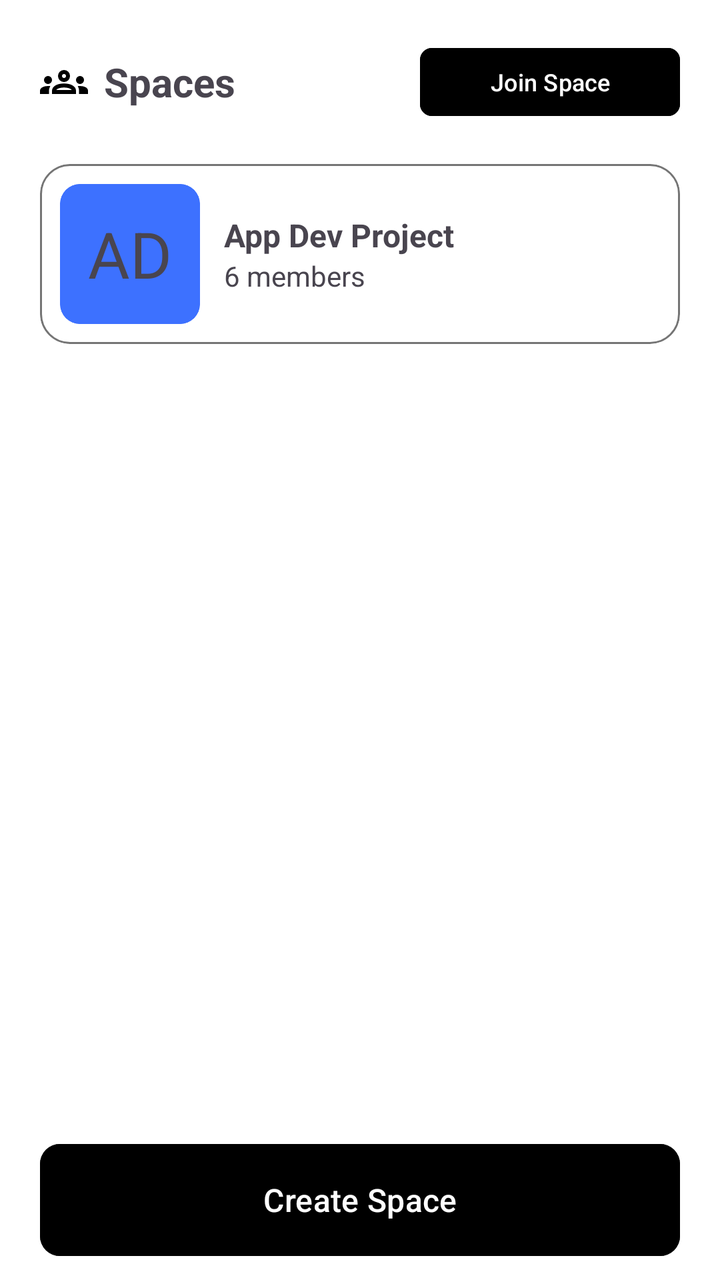
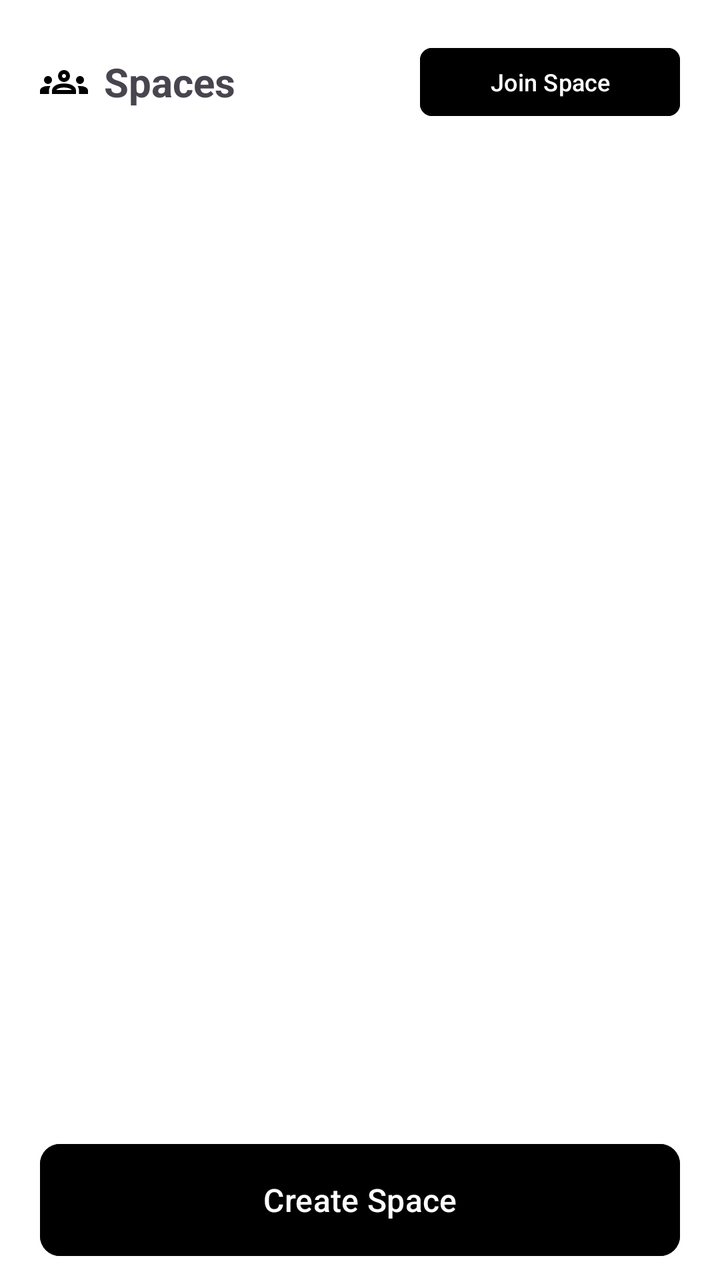

An Android layout rendered at two revisions. The XML below is the earlier revision; the diff shows what the commit changed to produce the second picture.
<!-- AndroidManifest.xml: application theme Theme.Syncly -->
<!-- res/layout/fragment_spaces.xml -->
<?xml version="1.0" encoding="utf-8"?>
<RelativeLayout xmlns:android="http://schemas.android.com/apk/res/android"
    xmlns:app="http://schemas.android.com/apk/res-auto"
    xmlns:tools="http://schemas.android.com/tools"
    android:id="@+id/main"
    android:layout_width="match_parent"
    android:layout_height="match_parent"
    tools:context=".fragments.Spaces"
    android:background="@color/white">

    <RelativeLayout
        android:layout_width="match_parent"
        android:layout_height="wrap_content"
        android:layout_margin="20dp"
        android:id="@+id/heading"
        android:layout_alignParentTop="true"
        >
        <ImageView
            android:layout_width="wrap_content"
            android:layout_height="wrap_content"
            android:src="@drawable/icon_group"
            android:id="@+id/groupIcon"
            android:layout_centerVertical="true"
            app:tint="@color/black" />

        <TextView
            android:layout_width="wrap_content"
            android:layout_height="wrap_content"
            android:layout_toEndOf="@id/groupIcon"
            android:text="Spaces"
            android:textSize="20dp"
            android:layout_marginLeft="8dp"
            android:textStyle="bold"
            android:layout_centerVertical="true"/>
        <com.google.android.material.button.MaterialButton
            android:layout_width="130dp"
            android:layout_height="42dp"
            android:backgroundTint="@color/black"
            app:cornerRadius="6dp"
            android:textSize="12dp"
            android:text="Join Space"
            android:layout_alignParentEnd="true"
            android:id="@+id/joinBtn"/>
    </RelativeLayout>

    <ScrollView
        android:layout_width="match_parent"
        android:layout_height="match_parent"
        android:layout_marginHorizontal="20dp"
        android:layout_below="@id/heading"
        android:layout_marginBottom="80dp"
        >
            <com.google.android.material.card.MaterialCardView
                android:layout_width="match_parent"
                android:layout_height="94dp"
                android:layout_marginBottom="8dp"
                app:cardCornerRadius="15dp"
                app:strokeColor="@color/gray"
                android:backgroundTint="@color/white"
                android:id="@+id/spacesBtn"
                >
                <LinearLayout
                    android:layout_width="match_parent"
                    android:layout_height="match_parent"
                    android:orientation="horizontal"
                    android:padding="10dp">
                    <com.google.android.material.card.MaterialCardView
                        android:layout_width="70dp"
                        android:layout_height="70dp"
                        android:layout_gravity="center|start"
                        android:background="@color/black"
                        app:cardCornerRadius="10dp"
                        android:backgroundTint="@color/light_blue"
                        app:strokeColor="@color/light_blue"
                        >

                        <TextView
                            android:layout_width="wrap_content"
                            android:layout_height="wrap_content"
                            android:layout_gravity="center"
                            android:fontFamily="sans-serif"
                            android:text="AD"
                            android:textSize="32dp"
                            android:id="@+id/initials"/>
                    </com.google.android.material.card.MaterialCardView>

                    <LinearLayout
                        android:layout_width="match_parent"
                        android:layout_height="match_parent"
                        android:gravity="center_vertical"
                        android:orientation="vertical"
                        android:layout_marginLeft="12dp">
                        <TextView
                            android:layout_width="wrap_content"
                            android:layout_height="wrap_content"
                            android:text="App Dev Project"
                            android:fontFamily="sans-serif"
                            android:textStyle="bold"
                            android:textSize="16dp"
                            android:id="@+id/name"/>

                        <TextView
                            android:layout_width="wrap_content"
                            android:layout_height="wrap_content"
                            android:text="6 members"
                            android:fontFamily="sans-serif"
                            android:textSize="14dp"
                            android:id="@+id/membersCount"/>
                    </LinearLayout>
                </LinearLayout>
            </com.google.android.material.card.MaterialCardView>
    </ScrollView>

    <com.google.android.material.button.MaterialButton
        android:id="@+id/addButton"
        android:layout_width="match_parent"
        android:layout_height="60dp"
        android:text="Create Space"
        android:backgroundTint="@color/black"
        android:textSize="16dp"
        app:cornerRadius="10dp"
        android:layout_marginHorizontal="20dp"
        android:layout_marginBottom="12dp"
        android:insetBottom="0dp"
        android:layout_alignParentBottom="true"/>

</RelativeLayout>
<!-- resources referenced by this layout -->
<resources>
  <color name="black">#FF000000</color>
  <color name="gray">#757575</color>
  <color name="light_blue">#3D71FF</color>
  <color name="white">#FFFFFFFF</color>
  <!-- drawable icon_group (drawable) -->
  <vector xmlns:android="http://schemas.android.com/apk/res/android" android:height="24dp" android:tint="#FFFFFF" android:viewportHeight="960" android:viewportWidth="960" android:width="24dp">
  
      <path android:fillColor="@android:color/white" android:pathData="M0,720L0,657Q0,614 44,587Q88,560 160,560Q173,560 185,560.5Q197,561 208,563Q194,584 187,607Q180,630 180,655L180,720L0,720ZM240,720L240,655Q240,623 257.5,596.5Q275,570 307,550Q339,530 383.5,520Q428,510 480,510Q533,510 577.5,520Q622,530 654,550Q686,570 703,596.5Q720,623 720,655L720,720L240,720ZM780,720L780,655Q780,629 773.5,606Q767,583 754,563Q765,561 776.5,560.5Q788,560 800,560Q872,560 916,586.5Q960,613 960,657L960,720L780,720ZM325,640L636,640L636,640Q626,620 580.5,605Q535,590 480,590Q425,590 379.5,605Q334,620 325,640ZM160,520Q127,520 103.5,496.5Q80,473 80,440Q80,406 103.5,383Q127,360 160,360Q194,360 217,383Q240,406 240,440Q240,473 217,496.5Q194,520 160,520ZM800,520Q767,520 743.5,496.5Q720,473 720,440Q720,406 743.5,383Q767,360 800,360Q834,360 857,383Q880,406 880,440Q880,473 857,496.5Q834,520 800,520ZM480,480Q430,480 395,445Q360,410 360,360Q360,309 395,274.5Q430,240 480,240Q531,240 565.5,274.5Q600,309 600,360Q600,410 565.5,445Q531,480 480,480ZM480,400Q497,400 508.5,388.5Q520,377 520,360Q520,343 508.5,331.5Q497,320 480,320Q463,320 451.5,331.5Q440,343 440,360Q440,377 451.5,388.5Q463,400 480,400ZM481,640L481,640Q481,640 481,640Q481,640 481,640Q481,640 481,640Q481,640 481,640L481,640ZM480,360Q480,360 480,360Q480,360 480,360Q480,360 480,360Q480,360 480,360Q480,360 480,360Q480,360 480,360Q480,360 480,360Q480,360 480,360Z"/>
  
  </vector>
  <style name="Theme.Syncly" parent="Base.Theme.Syncly" />
  <style name="Base.Theme.Syncly" parent="Theme.Material3.DayNight.NoActionBar">
          
          
      </style>
</resources>

<!-- the commit's change to res/layout/fragment_spaces.xml (unified diff, before → after) -->
@@ -43,76 +43,18 @@
             android:id="@+id/joinBtn"/>
     </RelativeLayout>
 
-    <ScrollView
+    <androidx.recyclerview.widget.RecyclerView
+        android:id="@+id/spacesRecycler"
         android:layout_width="match_parent"
         android:layout_height="match_parent"
+        android:layout_below="@id/heading"
         android:layout_marginHorizontal="20dp"
-        android:layout_below="@id/heading"
         android:layout_marginBottom="80dp"
-        >
-            <com.google.android.material.card.MaterialCardView
-                android:layout_width="match_parent"
-                android:layout_height="94dp"
-                android:layout_marginBottom="8dp"
-                app:cardCornerRadius="15dp"
-                app:strokeColor="@color/gray"
-                android:backgroundTint="@color/white"
-                android:id="@+id/spacesBtn"
-                >
-                <LinearLayout
-                    android:layout_width="match_parent"
-                    android:layout_height="match_parent"
-                    android:orientation="horizontal"
-                    android:padding="10dp">
-                    <com.google.android.material.card.MaterialCardView
-                        android:layout_width="70dp"
-                        android:layout_height="70dp"
-                        android:layout_gravity="center|start"
-                        android:background="@color/black"
-                        app:cardCornerRadius="10dp"
-                        android:backgroundTint="@color/light_blue"
-                        app:strokeColor="@color/light_blue"
-                        >
+        tools:listitem="@layout/item_space"/>
 
-                        <TextView
-                            android:layout_width="wrap_content"
-                            android:layout_height="wrap_content"
-                            android:layout_gravity="center"
-                            android:fontFamily="sans-serif"
-                            android:text="AD"
-                            android:textSize="32dp"
-                            android:id="@+id/initials"/>
-                    </com.google.android.material.card.MaterialCardView>
-
-                    <LinearLayout
-                        android:layout_width="match_parent"
-                        android:layout_height="match_parent"
-                        android:gravity="center_vertical"
-                        android:orientation="vertical"
-                        android:layout_marginLeft="12dp">
-                        <TextView
-                            android:layout_width="wrap_content"
-                            android:layout_height="wrap_content"
-                            android:text="App Dev Project"
-                            android:fontFamily="sans-serif"
-                            android:textStyle="bold"
-                            android:textSize="16dp"
-                            android:id="@+id/name"/>
-
-                        <TextView
-                            android:layout_width="wrap_content"
-                            android:layout_height="wrap_content"
-                            android:text="6 members"
-                            android:fontFamily="sans-serif"
-                            android:textSize="14dp"
-                            android:id="@+id/membersCount"/>
-                    </LinearLayout>
-                </LinearLayout>
-            </com.google.android.material.card.MaterialCardView>
-    </ScrollView>
 
     <com.google.android.material.button.MaterialButton
-        android:id="@+id/addButton"
+        android:id="@+id/addBtn"
         android:layout_width="match_parent"
         android:layout_height="60dp"
         android:text="Create Space"
@@ -125,3 +67,76 @@
         android:layout_alignParentBottom="true"/>
 
 </RelativeLayout>
+<!-- res/layout/item_space.xml (included above) -->
+<?xml version="1.0" encoding="utf-8"?>
+<com.google.android.material.card.MaterialCardView xmlns:android="http://schemas.android.com/apk/res/android"
+    android:layout_width="match_parent"
+    android:layout_height="94dp"
+    xmlns:app="http://schemas.android.com/apk/res-auto"
+    android:layout_marginBottom="8dp"
+    app:cardCornerRadius="15dp"
+    app:strokeColor="@color/gray"
+    android:backgroundTint="@color/white"
+    android:id="@+id/spacesBtn">
+        <LinearLayout
+            android:layout_width="match_parent"
+            android:layout_height="match_parent"
+            android:orientation="horizontal"
+            android:padding="10dp">
+            <com.google.android.material.card.MaterialCardView
+                android:layout_width="70dp"
+                android:layout_height="70dp"
+                android:layout_gravity="center|start"
+                android:background="@color/black"
+                app:cardCornerRadius="10dp"
+                app:strokeColor="@color/light_blue"
+                >
+                <FrameLayout
+                    android:layout_width="match_parent"
+                    android:layout_height="match_parent"
+                    >
+
+                    <ImageView
+                        android:id="@+id/avatarImage"
+                        android:layout_width="match_parent"
+                        android:layout_height="match_parent"
+                        android:scaleType="centerCrop"
+                        android:background="@color/light_blue"/>
+
+                    <TextView
+                        android:layout_width="wrap_content"
+                        android:layout_height="wrap_content"
+                        android:layout_gravity="center"
+                        android:fontFamily="sans-serif"
+                        android:gravity="center"
+                        android:text="AD"
+                        android:textSize="32dp"
+                        android:id="@+id/avatarText"/>
+                </FrameLayout>
+            </com.google.android.material.card.MaterialCardView>
+
+            <LinearLayout
+                android:layout_width="match_parent"
+                android:layout_height="match_parent"
+                android:gravity="center_vertical"
+                android:orientation="vertical"
+                android:layout_marginLeft="12dp">
+                <TextView
+                    android:layout_width="wrap_content"
+                    android:layout_height="wrap_content"
+                    android:text="App Dev Project"
+                    android:fontFamily="sans-serif"
+                    android:textStyle="bold"
+                    android:textSize="16dp"
+                    android:id="@+id/spaceName"/>
+
+                <TextView
+                    android:layout_width="wrap_content"
+                    android:layout_height="wrap_content"
+                    android:text="Due Feb 2"
+                    android:fontFamily="sans-serif"
+                    android:textSize="14dp"
+                    android:id="@+id/deadlineText"/>
+            </LinearLayout>
+        </LinearLayout>
+</com.google.android.material.card.MaterialCardView>
